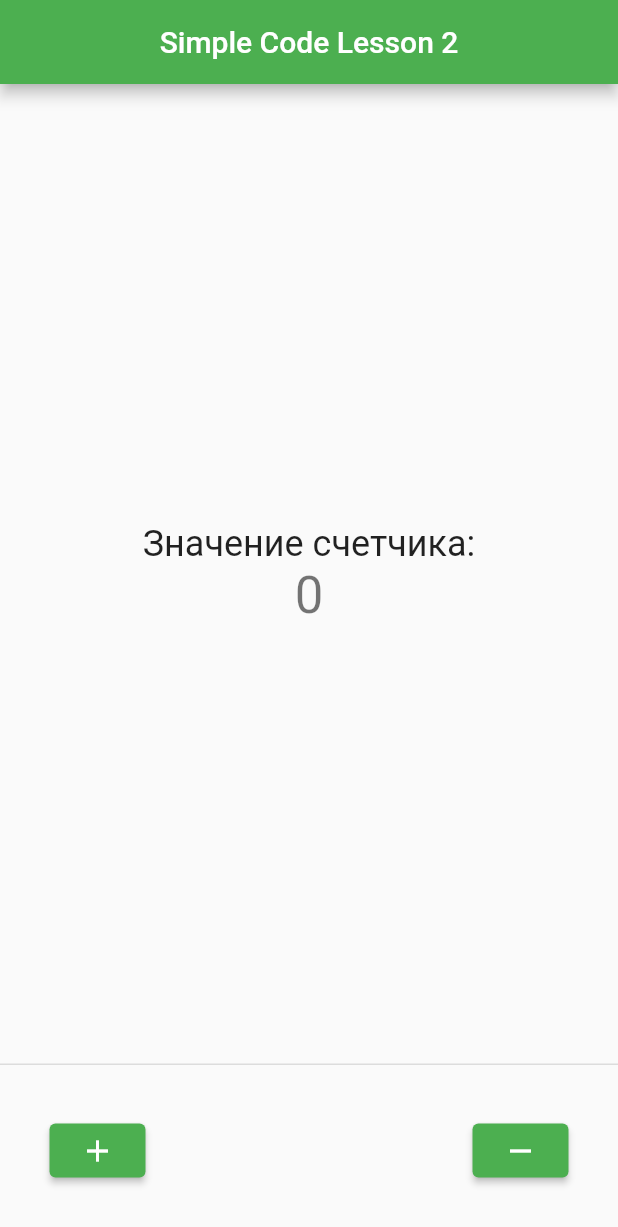
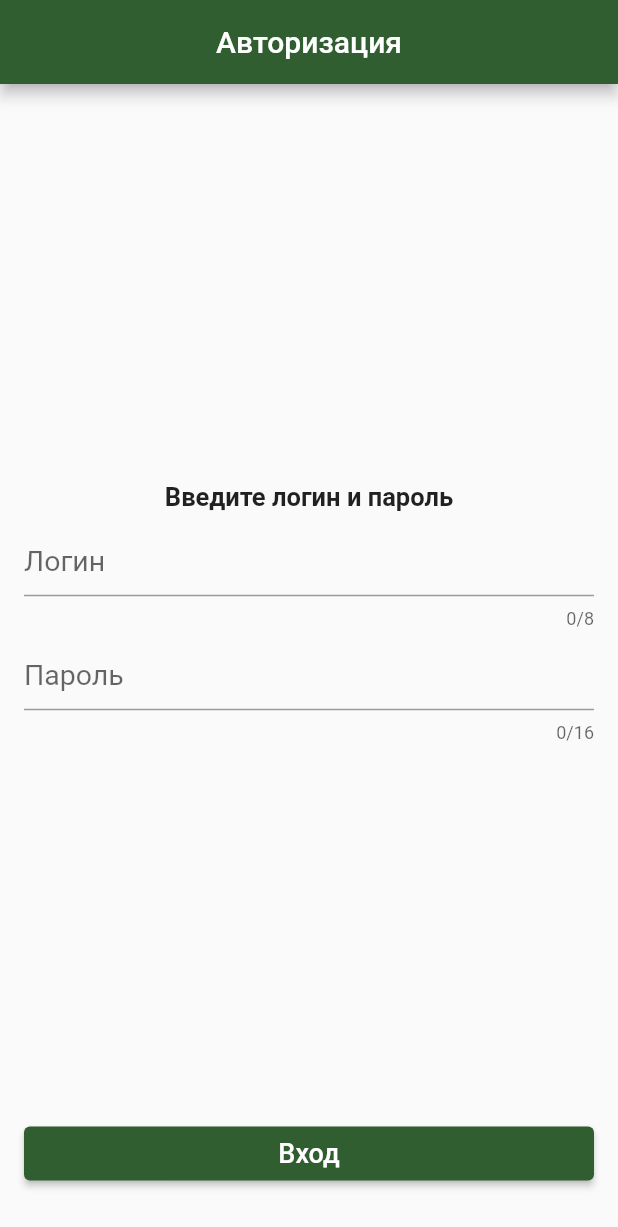
Before and after one commit to kapbar/simple_code1, a Flutter app: the screen it shows after launch, on a phone screen of 412 x 824 dp. Shown: the top 1227 px of the screen. Run offline on Flutter 3.47's test engine with Material 2 defaults, Android fonts, the phone set to English and light mode, and no system bars.

Commit message:
изменение

```diff
--- /dev/null
+++ b/lib/login_screen.dart
@@ -0,0 +1,118 @@
+import 'package:flutter/material.dart';
+
+class LoginScreen extends StatefulWidget {
+  const LoginScreen({Key? key}) : super(key: key);
+
+  @override
+  State<LoginScreen> createState() => _LoginScreenState();
+}
+
+class _LoginScreenState extends State<LoginScreen> {
+  final _logincontroller = TextEditingController();
+  final _passwordcontroller = TextEditingController();
+  final formKey = GlobalKey<FormState>();
+
+  register() {
+    formKey.currentState?.validate();
+    final login = _logincontroller.text;
+    final password = _passwordcontroller.text;
+
+    if (login.length >= 3 && password.length >= 8) {
+      FocusScope.of(context).unfocus();
+      if (login == 'qwerty' && password == '123456ab') {
+        Navigator.pushNamed(context, '/home');
+      } else {
+        return showAlertDialog(context);
+      }
+    }
+  }
+
+  showAlertDialog(BuildContext context) {
+    showDialog(
+      context: context,
+      builder: (BuildContext context) {
+        return AlertDialog(
+          title: const Text('Попробуйте снова'),
+          actions: [
+            ElevatedButton(
+              child: const Text('Закрыть'),
+              onPressed: () {
+                Navigator.of(context).pop();
+              },
+            ),
+          ],
+        );
+      },
+    );
+  }
+
+  @override
+  Widget build(BuildContext context) {
+    return Scaffold(
+      appBar: AppBar(
+        title: const Text('Авторизация'),
+        centerTitle: true,
+      ),
+      body: Padding(
+        padding: const EdgeInsets.all(16.0),
+        child: Form(
+          key: formKey,
+          child: Column(
+            children: <Widget>[
+              const Spacer(),
+              const Text(
+                'Введите логин и пароль',
+                style: TextStyle(fontWeight: FontWeight.bold, fontSize: 17),
+              ),
+              const SizedBox(height: 8),
+              TextFormField(
+                controller: _logincontroller,
+                maxLength: 8,
+                validator: (value) {
+                  if (value!.length < 3) {
+                    return 'Логин должен содержать не менее 3 символов';
+                  }
+                  return null;
+                },
+                decoration: const InputDecoration(
+                  hintText: 'Логин',
+                  hintStyle: TextStyle(fontSize: 19),
+                ),
+              ),
+              const SizedBox(height: 6),
+              TextFormField(
+                controller: _passwordcontroller,
+                obscureText: true,
+                maxLength: 16,
+                validator: (value) {
+                  if (value!.length < 8) {
+                    return 'Пароль должен содержать не менее 8 символов';
+                  }
+                  return null;
+                },
+                decoration: const InputDecoration(
+                  hintText: 'Пароль',
+                  hintStyle: TextStyle(fontSize: 19),
+                ),
+              ),
+              const Spacer(),
+              ElevatedButton(
+                onPressed: () => register(),
+                child: Row(
+                  mainAxisAlignment: MainAxisAlignment.center,
+                  children: const [
+                    Text(
+                      'Вход',
+                      style: TextStyle(fontSize: 18),
+                    ),
+                  ],
+                ),
+              ),
+              const SizedBox(height: 15),
+            ],
+          ),
+        ),
+      ),
+    );
+  }
+}
--- a/lib/main.dart
+++ b/lib/main.dart
@@ -1,4 +1,6 @@
 import 'package:flutter/material.dart';
+import 'package:simple_code_lesson_2/home_screen.dart';
+import 'package:simple_code_lesson_2/login_screen.dart';
 
 void main() {
   runApp(const MyApp());
@@ -12,73 +14,14 @@ class MyApp extends StatelessWidget {
     return MaterialApp(
       title: 'Flutter Demo',
       theme: ThemeData(
-        primarySwatch: Colors.green,
+        colorScheme: ColorScheme.fromSwatch()
+            .copyWith(primary: const Color.fromARGB(255, 49, 94, 48)),
       ),
-      home: const MyHomePage(title: 'Simple Code Lesson 2'),
+      routes: {
+        '/': (context) => const LoginScreen(),
+        '/home': (context) => const HomeScreen(title: 'Simple app'),
+      },
+      initialRoute: '/',
     );
   }
 }
-
-class MyHomePage extends StatefulWidget {
-  const MyHomePage({Key? key, required this.title}) : super(key: key);
-  final String title;
-
-  @override
-  State<MyHomePage> createState() => _MyHomePageState();
-}
-
-class _MyHomePageState extends State<MyHomePage> {
-  int _counter = 0;
-
-  void _incrementCounter() {
-    setState(() {
-      _counter++;
-    });
-  }
-
-  void _decrementCounter() {
-    setState(() {
-      _counter--;
-    });
-  }
-
-  @override
-  Widget build(BuildContext context) {
-    return Scaffold(
-      appBar: AppBar(
-        title: Text(widget.title),
-        centerTitle: true,
-      ),
-      body: Center(
-        child: Column(
-          mainAxisAlignment: MainAxisAlignment.center,
-          children: <Widget>[
-            const Text('Значение счетчика:', style: TextStyle(fontSize: 24)),
-            Text(
-              '$_counter',
-              style: Theme.of(context).textTheme.headline4,
-            ),
-          ],
-        ),
-      ),
-      persistentFooterButtons: [
-        Padding(
-          padding: const EdgeInsets.all(25.0),
-          child: Row(
-            mainAxisAlignment: MainAxisAlignment.spaceBetween,
-            children: [
-              ElevatedButton(
-                onPressed: _incrementCounter,
-                child: const Icon(Icons.add),
-              ),
-              ElevatedButton(
-                onPressed: _decrementCounter,
-                child: const Icon(Icons.remove),
-              ),
-            ],
-          ),
-        ),
-      ],
-    );
-  }
-}
```
Also changed, not shown: lib/home_screen.dart (added, +58 -0 lines).
